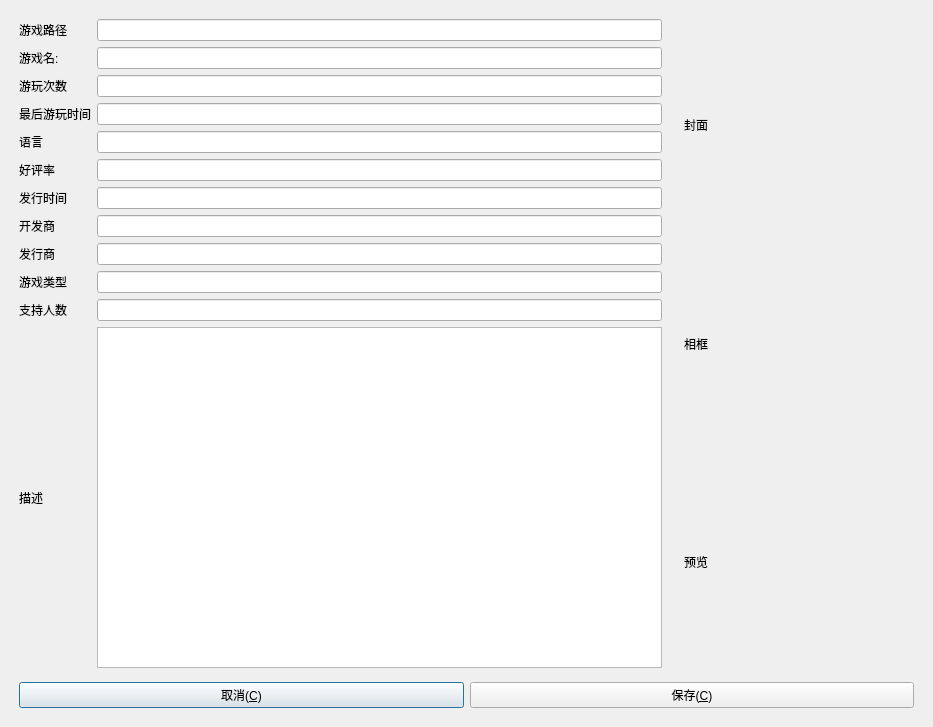
First picture: the form in gamedit.ui, repository xxxsen/retroeditor, before the edit.
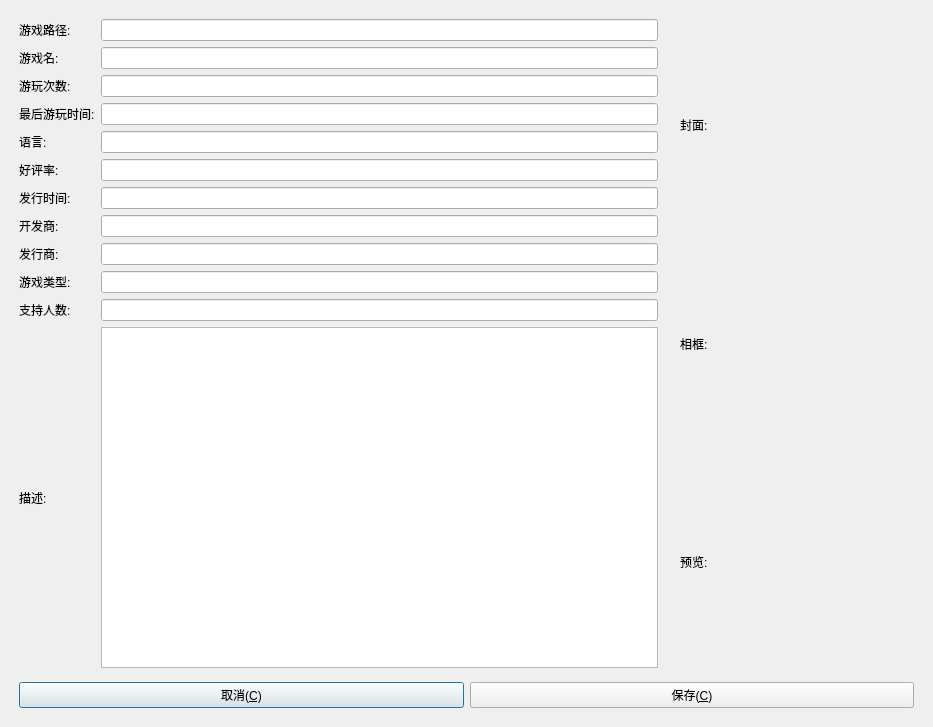
Second picture: the form after the edit.

Diff of the .ui file:
```diff
--- a/gamedit.ui
+++ b/gamedit.ui
@@ -37,14 +37,14 @@
      <item row="4" column="1">
       <widget class="QLabel" name="label_4">
        <property name="text">
-        <string>最后游玩时间</string>
+        <string>最后游玩时间:</string>
        </property>
       </widget>
      </item>
      <item row="11" column="1">
       <widget class="QLabel" name="label_11">
        <property name="text">
-        <string>支持人数</string>
+        <string>支持人数:</string>
        </property>
       </widget>
      </item>
@@ -58,7 +58,7 @@
      <item row="0" column="1">
       <widget class="QLabel" name="label_2">
        <property name="text">
-        <string>游戏路径</string>
+        <string>游戏路径:</string>
        </property>
       </widget>
      </item>
@@ -71,28 +71,28 @@
      <item row="8" column="1">
       <widget class="QLabel" name="label_8">
        <property name="text">
-        <string>开发商</string>
+        <string>开发商:</string>
        </property>
       </widget>
      </item>
      <item row="10" column="1">
       <widget class="QLabel" name="label_10">
        <property name="text">
-        <string>游戏类型</string>
+        <string>游戏类型:</string>
        </property>
       </widget>
      </item>
      <item row="12" column="1">
       <widget class="QLabel" name="label_12">
        <property name="text">
-        <string>描述</string>
+        <string>描述:</string>
        </property>
       </widget>
      </item>
      <item row="3" column="1">
       <widget class="QLabel" name="label_3">
        <property name="text">
-        <string>游玩次数</string>
+        <string>游玩次数:</string>
        </property>
       </widget>
      </item>
@@ -105,21 +105,21 @@
      <item row="9" column="1">
       <widget class="QLabel" name="label_9">
        <property name="text">
-        <string>发行商</string>
+        <string>发行商:</string>
        </property>
       </widget>
      </item>
      <item row="6" column="1">
       <widget class="QLabel" name="label_6">
        <property name="text">
-        <string>好评率</string>
+        <string>好评率:</string>
        </property>
       </widget>
      </item>
      <item row="5" column="1">
       <widget class="QLabel" name="label_5">
        <property name="text">
-        <string>语言</string>
+        <string>语言:</string>
        </property>
       </widget>
      </item>
@@ -132,7 +132,7 @@
      <item row="7" column="1">
       <widget class="QLabel" name="label_7">
        <property name="text">
-        <string>发行时间</string>
+        <string>发行时间:</string>
        </property>
       </widget>
      </item>
@@ -181,7 +181,7 @@
      <item row="2" column="0">
       <widget class="QLabel" name="label_15">
        <property name="text">
-        <string>预览</string>
+        <string>预览:</string>
        </property>
       </widget>
      </item>
@@ -201,14 +201,14 @@
      <item row="0" column="0">
       <widget class="QLabel" name="label_13">
        <property name="text">
-        <string>封面</string>
+        <string>封面:</string>
        </property>
       </widget>
      </item>
      <item row="1" column="0">
       <widget class="QLabel" name="label_14">
        <property name="text">
-        <string>相框</string>
+        <string>相框:</string>
        </property>
       </widget>
      </item>
```
